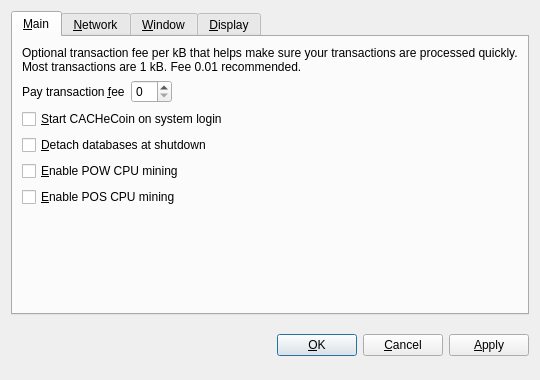
Qt form src/qt/forms/optionsdialog.ui (DeffM/CACHeCoin) before a commit.
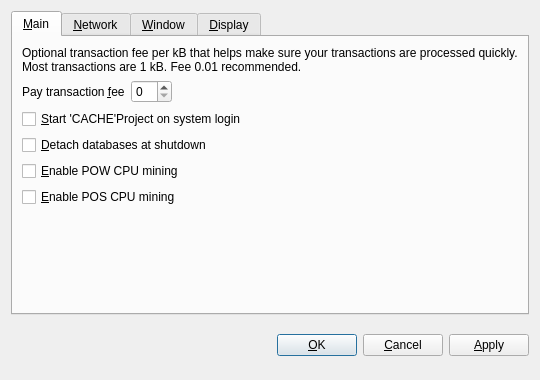
The same form after that commit. Custom widgets are drawn as their Qt base class.

What changed in the file:
```diff
--- a/src/qt/forms/optionsdialog.ui
+++ b/src/qt/forms/optionsdialog.ui
@@ -82,7 +82,7 @@
           <string>Automatically start CACHeCoin after logging in to the system.</string>
          </property>
          <property name="text">
-          <string>&amp;Start CACHeCoin on system login</string>
+          <string>&amp;Start 'CACHE'Project on system login</string>
          </property>
         </widget>
        </item>
```
Left out of the diff: 14 changed lines with no effect on the pictures.
